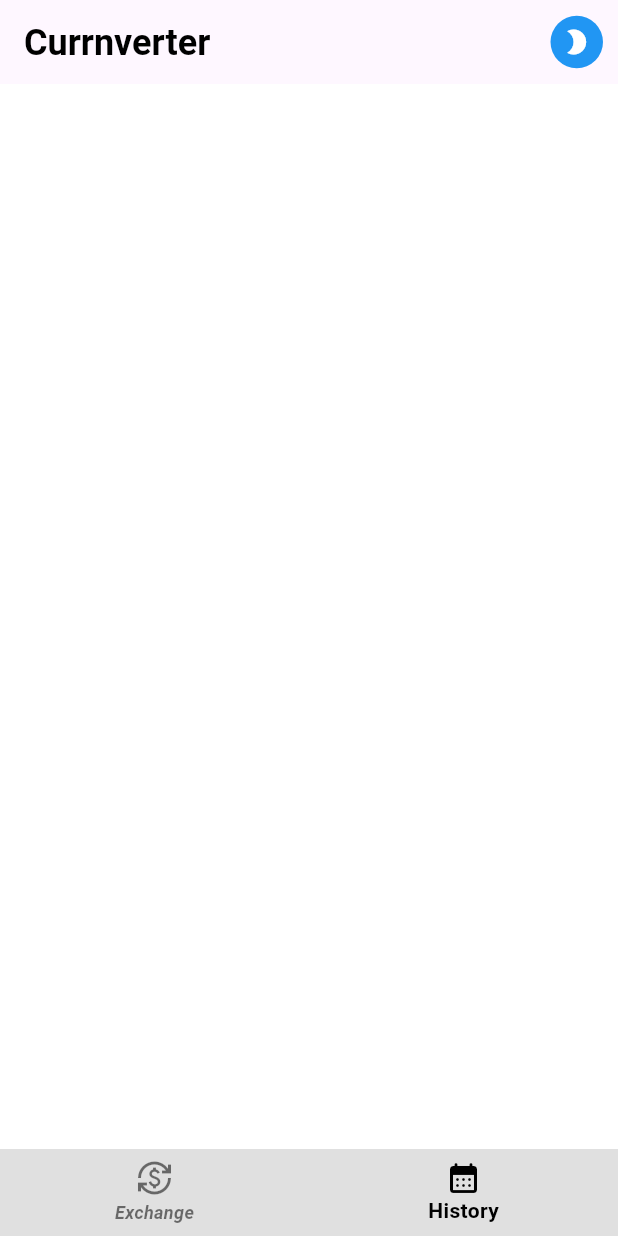
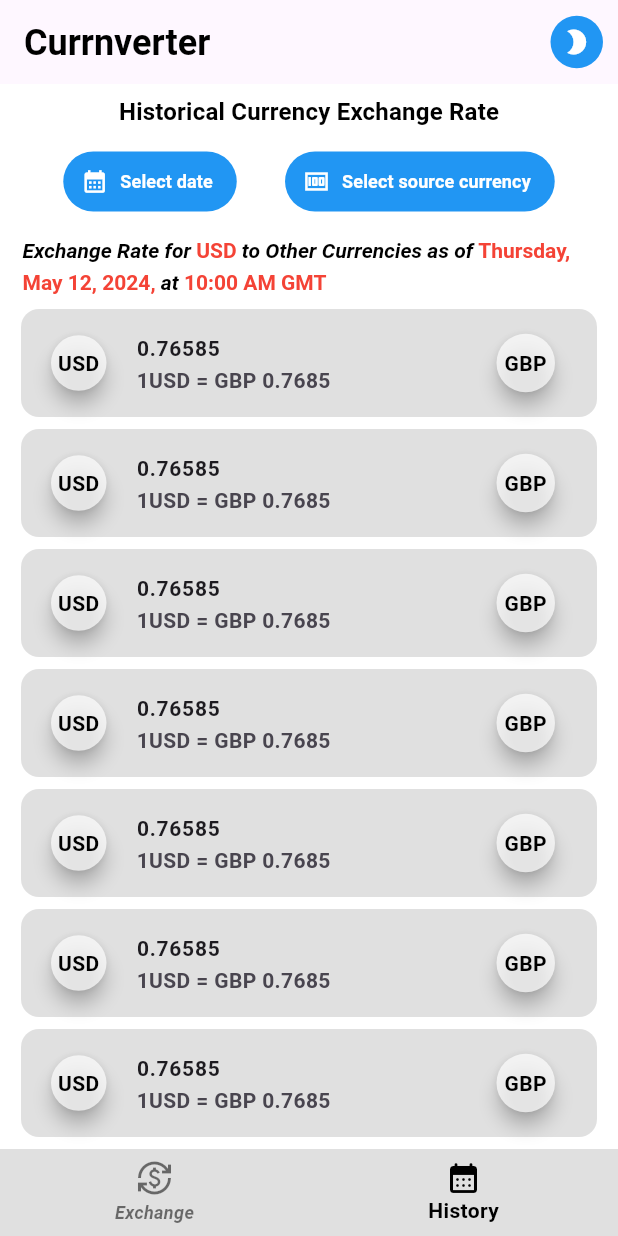
Before and after one commit to DevAdedoyin/RateMateApp, a Flutter app: the DashboardScreen screen opened by its route, item 2 of the bottom bar chosen, on a phone screen of 412 x 824 dp. Run offline on Flutter 3.47's test engine with Material 3 defaults, Android fonts, the phone set to English and light mode, and no system bars; our stand-ins replace flutter_dotenv, flutter_riverpod, go_router; missing offline and left inert: date_picker_plus, onscreen_keyboard, virtual_keyboard_multi_language; Roboto replaces fonts that are missing (Poppins); statements that could not run were skipped.

Commit message:
Date picker added

```diff
--- /dev/null
+++ b/lib/src/common/date_picker.dart
@@ -0,0 +1,38 @@
+import 'package:date_picker_plus/date_picker_plus.dart';
+import 'package:flutter/cupertino.dart';
+import 'package:flutter/material.dart';
+
+
+
+
+class CurrencyDatePicker {
+  static Future selectDate(BuildContext context) async {
+    final date = await showDatePickerDialog(
+      context: context,
+      initialDate: DateTime(2022, 10, 10),
+      minDate: DateTime(2020, 10, 10),
+      maxDate: DateTime(2024, 10, 30),
+      width: 300,
+      height: 300,
+      currentDate: DateTime(2022, 10, 15),
+      selectedDate: DateTime(2022, 10, 16),
+      currentDateDecoration: const BoxDecoration(),
+      currentDateTextStyle: const TextStyle(),
+      daysOfTheWeekTextStyle: const TextStyle(),
+      disabledCellsDecoration: const BoxDecoration(),
+      disabledCellsTextStyle: const TextStyle(),
+      enabledCellsDecoration: const BoxDecoration(),
+      enabledCellsTextStyle: const TextStyle(),
+      initialPickerType: PickerType.days,
+      selectedCellDecoration: const BoxDecoration(),
+      selectedCellTextStyle: const TextStyle(),
+      leadingDateTextStyle: const TextStyle(),
+      slidersColor: Colors.lightBlue,
+      highlightColor: Colors.redAccent,
+      slidersSize: 20,
+      splashColor: Colors.lightBlueAccent,
+      splashRadius: 40,
+      centerLeadingDate: true,
+    );
+  }
+}
--- a/lib/src/features/currency_exchange/presentation/currency_selector.dart
+++ b/lib/src/features/currency_exchange/presentation/currency_selector.dart
@@ -20,20 +20,18 @@ class CurrencySelector extends StatelessWidget {
       height: size.height * 0.30,
       width: size.width * 0.45,
       child: Card(
+        color: Colors.white70,
         child: Column(
           mainAxisAlignment: MainAxisAlignment.spaceAround,
           crossAxisAlignment: CrossAxisAlignment.center,
           children: [
-            Text(state, style: TextStyle(color: Colors.black54)),
+            Text(state, style: const TextStyle(color: Colors.black54)),
             Text(
               currency,
               style: textTheme.headlineMedium,
             ),
             const Icon(Icons.keyboard_arrow_down_rounded),
-            Text(
-              country,
-                style: TextStyle(color: Colors.black54)
-            ),
+            Text(country, style: const TextStyle(color: Colors.black54)),
           ],
         ),
       ),
--- a/lib/src/features/currency_exchange/presentation/history_screen.dart
+++ b/lib/src/features/currency_exchange/presentation/history_screen.dart
@@ -1,11 +1,157 @@
+import 'package:currnverter/src/constants/colors.dart';
+import 'package:currnverter/src/constants/sizing/gaps.dart';
 import 'package:flutter/material.dart';
 import 'package:flutter_riverpod/flutter_riverpod.dart';
+
+import '../../../common/date_picker.dart';
 
 class HistoryScreen extends ConsumerWidget {
   const HistoryScreen({super.key});
 
   @override
   Widget build(BuildContext context, WidgetRef ref) {
-    return Container();
+    Size size = MediaQuery.of(context).size;
+    TextTheme textTheme = Theme.of(context).textTheme;
+    return Padding(
+      padding: const EdgeInsets.only(top: 2, left: 10, right: 10),
+      child: Column(
+        crossAxisAlignment: CrossAxisAlignment.center,
+        children: [
+          Container(
+            margin: const EdgeInsets.all(5),
+            child: Text(
+              "Historical Currency Exchange Rate",
+              style: textTheme.titleMedium,
+            ),
+          ),
+          verticalGaps(5.0),
+          SizedBox(
+            // height: size.height * 0.10,
+            child: Row(
+              mainAxisAlignment: MainAxisAlignment.spaceEvenly,
+              children: [
+                TextButton.icon(
+                    style: ButtonStyle(
+                      backgroundColor:
+                          MaterialStateProperty.all(AppColors.primaryColors),
+                    ),
+                    onPressed: () {
+                      CurrencyDatePicker.selectDate(context);
+                    },
+                    icon: const Icon(
+                      Icons.calendar_month,
+                      color: Colors.white,
+                    ),
+                    label: const Text(
+                      "Select date",
+                      style: TextStyle(color: Colors.white),
+                    )),
+                TextButton.icon(
+                    style: ButtonStyle(
+                      backgroundColor:
+                          MaterialStateProperty.all(AppColors.primaryColors),
+                    ),
+                    onPressed: () {},
+                    icon: const Icon(
+                      Icons.money,
+                      color: Colors.white,
+                    ),
+                    label: const Text(
+                      "Select source currency",
+                      style: TextStyle(color: Colors.white),
+                    )),
+              ],
+            ),
+          ),
+          verticalGaps(5.0),
+          Container(
+            alignment: Alignment.centerLeft,
+            margin: const EdgeInsets.all(5),
+            child: RichText(
+              text: const TextSpan(
+                  style: TextStyle(
+                      color: Colors.black,
+                      height: 1.5,
+                      fontWeight: FontWeight.w600,
+                      fontStyle: FontStyle.italic),
+                  children: [
+                    TextSpan(text: "Exchange Rate for "),
+                    TextSpan(
+                        text: "USD ",
+                        style: TextStyle(
+                            fontWeight: FontWeight.bold,
+                            color: Colors.red,
+                            fontStyle: FontStyle.normal)),
+                    TextSpan(text: "to Other Currencies as of "),
+                    TextSpan(
+                        text: "Thursday, May 12, 2024, ",
+                        style: TextStyle(
+                            fontWeight: FontWeight.bold,
+                            color: Colors.red,
+                            fontStyle: FontStyle.normal)),
+                    TextSpan(text: "at "),
+                    TextSpan(
+                        text: "10:00 AM GMT",
+                        style: TextStyle(
+                            fontWeight: FontWeight.bold,
+                            color: Colors.red,
+                            fontStyle: FontStyle.normal))
+                  ]),
+            ),
+          ),
+          Expanded(
+              child: SizedBox(
+            child: ListView.builder(
+                itemCount: 8,
+                itemBuilder: (_, index) {
+                  return SizedBox(
+                    child: Card(
+                      color: Colors.black12,
+                      elevation: 0,
+                      child: ListTile(
+                        leading: SizedBox(
+                          height: 45,
+                          width: 45,
+                          child: Card(
+                              elevation: 5,
+                              color: Colors.white70,
+                              shape: RoundedRectangleBorder(
+                                  borderRadius: BorderRadius.circular(50)),
+                              child: Container(
+                                alignment: Alignment.center,
+                                child: Text(
+                                  "USD",
+                                  textAlign: TextAlign.center,
+                                  style: textTheme.bodyMedium,
+                                ),
+                              )),
+                        ),
+                        title: const Text("0.76585"),
+                        subtitle: const Text("1USD = GBP 0.7685"),
+                        trailing: SizedBox(
+                          height: 47,
+                          width: 47,
+                          child: Card(
+                            color: Colors.white70,
+                              elevation: 5,
+                              shape: RoundedRectangleBorder(
+                                  borderRadius: BorderRadius.circular(50)),
+                              child: Container(
+                                alignment: Alignment.center,
+                                child: Text(
+                                  "GBP",
+                                  textAlign: TextAlign.center,
+                                  style: textTheme.bodyMedium,
+                                ),
+                              )),
+                        ),
+                      ),
+                    ),
+                  );
+                }),
+          ))
+        ],
+      ),
+    );
   }
 }
--- a/lib/src/features/currency_exchange/presentation/home_screen.dart
+++ b/lib/src/features/currency_exchange/presentation/home_screen.dart
@@ -79,6 +79,7 @@ class _HomeScreenState extends ConsumerState<HomeScreen> {
             width: size.width * 0.9,
             height: size.height * 0.14,
             child: Card(
+                color: Colors.white70,
                 shape: RoundedRectangleBorder(
                     borderRadius: BorderRadius.circular(7)),
                 // elevation: 5,
--- a/pubspec.yaml
+++ b/pubspec.yaml
@@ -42,8 +42,7 @@ dependencies:
   go_router: ^14.1.1
   virtual_keyboard_multi_language: ^1.0.3
   onscreen_keyboard: ^1.0.3
-
-
+  date_picker_plus: ^4.0.0
 
 dev_dependencies:
   flutter_test:
```
Also changed, not shown: pubspec.lock.
